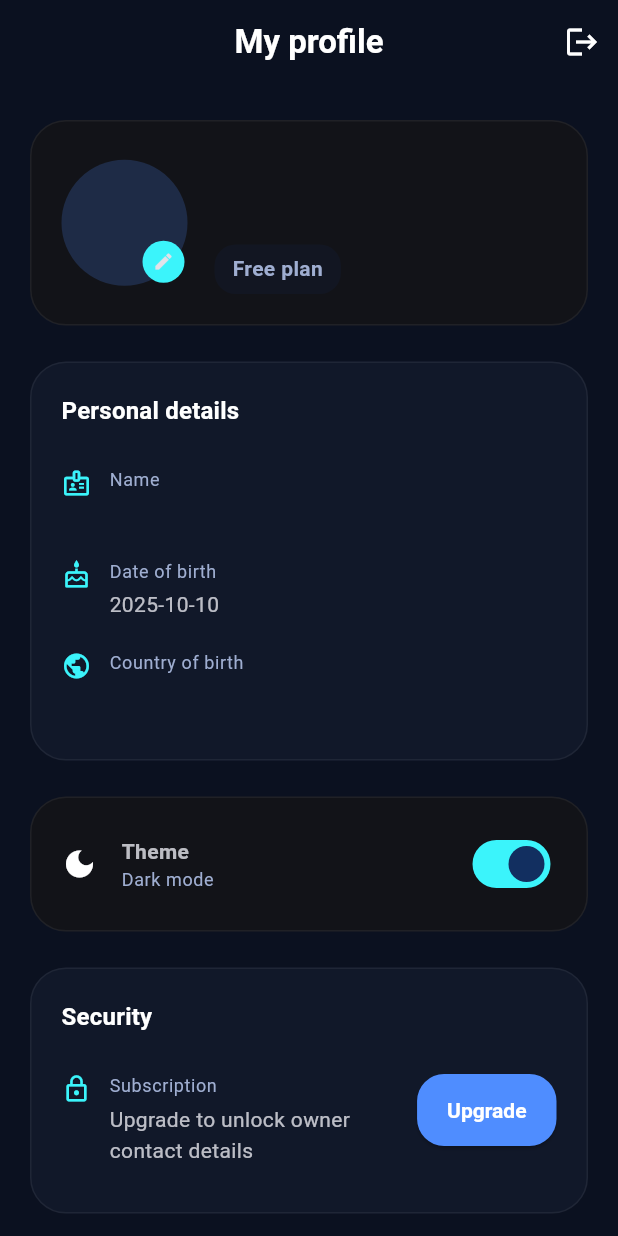
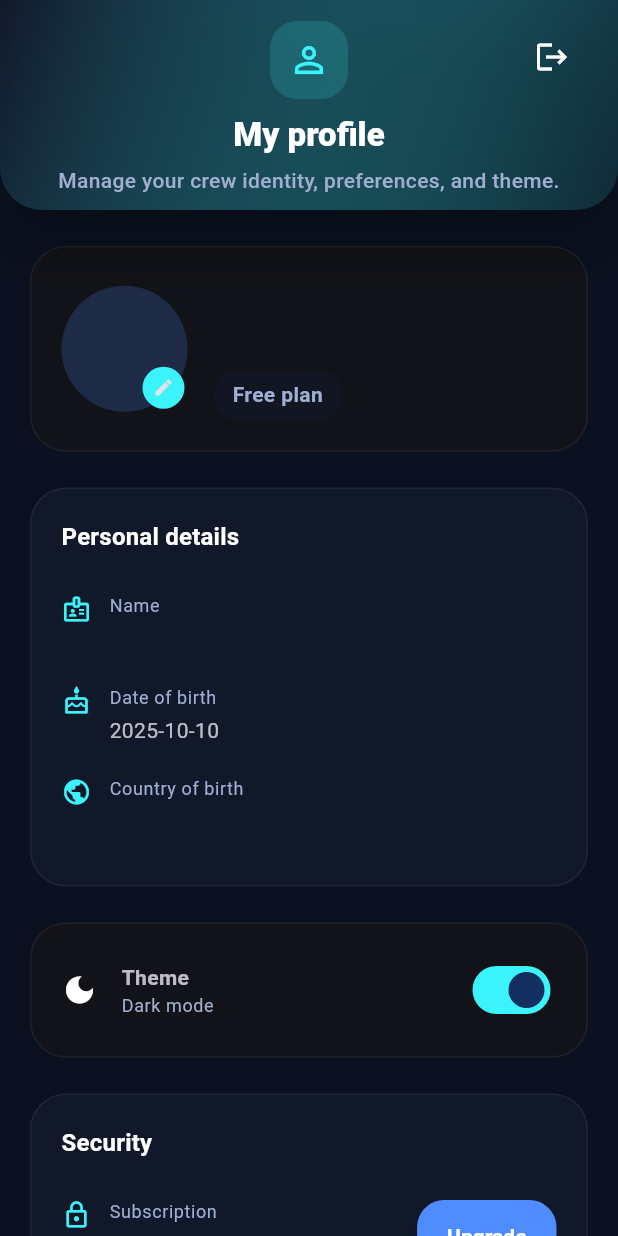
Before and after one commit to GabrielCosta06/crash-app, a Flutter app: the AccountScreen screen opened directly, on a phone screen of 412 x 824 dp. Run offline on Flutter 3.47's test engine with Material 3 defaults, Android fonts, the phone set to English and light mode, and no system bars; our stand-ins replace cached_network_image, fl_chart, google_fonts, image_picker; accounts and stored records are empty.

Commit message:
few updates

```diff
--- a/lib/screens/account_screen.dart
+++ b/lib/screens/account_screen.dart
@@ -6,6 +6,7 @@ import 'package:provider/provider.dart';
 
 import '../data/app_repository.dart';
 import '../theme/app_theme.dart';
+import '../widgets/page_header.dart';
 
 /// Profile surface where crew can manage preferences and avatar.
 class AccountScreen extends StatefulWidget {
@@ -69,9 +70,10 @@ class _AccountScreenState extends State<AccountScreen> {
         user.avatarBase64 != null ? base64Decode(user.avatarBase64!) : null;
 
     return Scaffold(
-      appBar: AppBar(
-        automaticallyImplyLeading: false,
-        title: const Text('My profile'),
+      appBar: PageHeader(
+        title: 'My profile',
+        subtitle: 'Manage your crew identity, preferences, and theme.',
+        icon: Icons.person_outline,
         actions: [
           IconButton(
             onPressed: () async {
@@ -353,9 +355,10 @@ class _SignedOutView extends StatelessWidget {
   @override
   Widget build(BuildContext context) {
     return Scaffold(
-      appBar: AppBar(
-        automaticallyImplyLeading: false,
-        title: const Text('My profile'),
+      appBar: const PageHeader(
+        title: 'My profile',
+        subtitle: 'Sign in to personalize your Crashpad experience.',
+        icon: Icons.person_outline,
       ),
       body: Center(
         child: Column(
--- a/lib/screens/find_screen.dart
+++ b/lib/screens/find_screen.dart
@@ -8,6 +8,7 @@ import 'package:provider/provider.dart';
 import '../data/app_repository.dart';
 import '../models/crashpad.dart';
 import '../theme/app_theme.dart';
+import '../widgets/page_header.dart';
 
 /// Advanced search experience for browsing crashpads.
 class FindScreen extends StatefulWidget {
@@ -125,13 +126,15 @@ class _FindScreenState extends State<FindScreen> {
     final user = repository.currentUser;
 
     return Scaffold(
-      appBar: AppBar(
-        automaticallyImplyLeading: false,
-        title: const Text('Discover Crashpads'),
+      appBar: PageHeader(
+        title: 'Discover crashpads',
+        subtitle: 'Scout the destinations crew loves most and refine your search.',
+        icon: Icons.travel_explore_outlined,
         actions: [
           PopupMenuButton<String>(
             icon: const Icon(Icons.filter_list),
             initialValue: _selectedSort,
+            color: Theme.of(context).cardColor,
             onSelected: (value) {
               setState(() => _selectedSort = value);
               _applyFilters();
--- a/lib/screens/home_screen.dart
+++ b/lib/screens/home_screen.dart
@@ -96,6 +96,48 @@ class _HomeScreenState extends State<HomeScreen> with SingleTickerProviderStateM
     }
   }
 
+  void _handleCrashpadTap(Crashpad crashpad) {
+    final repository = context.read<AppRepository>();
+    final user = repository.currentUser;
+    final isSubscribed = user?.isSubscribed ?? false;
+
+    if (user == null || !isSubscribed) {
+      _promptSubscription();
+      return;
+    }
+
+    Navigator.pushNamed(
+      context,
+      '/owner-details',
+      arguments: crashpad,
+    );
+  }
+
+  void _promptSubscription() {
+    showDialog<void>(
+      context: context,
+      builder: (dialogContext) => AlertDialog(
+        title: const Text('Unlock complete details'),
+        content: const Text(
+          'Subscribe for \$15/month to access owner contact info and advanced analytics.',
+        ),
+        actions: [
+          TextButton(
+            onPressed: () => Navigator.pop(dialogContext),
+            child: const Text('Maybe later'),
+          ),
+          ElevatedButton(
+            onPressed: () {
+              Navigator.pop(dialogContext);
+              Navigator.pushNamed(context, '/subscribe');
+            },
+            child: const Text('Subscribe now'),
+          ),
+        ],
+      ),
+    );
+  }
+
   @override
   void dispose() {
     _searchController.dispose();
@@ -180,11 +222,7 @@ class _HomeScreenState extends State<HomeScreen> with SingleTickerProviderStateM
                       ),
                         child: _CrashpadCard(
                           crashpad: crashpad,
-                          onTap: () => Navigator.pushNamed(
-                            context,
-                            '/owner-details',
-                            arguments: crashpad,
-                          ),
+                          onTap: () => _handleCrashpadTap(crashpad),
                         ),
                       ),
                     );
--- a/lib/screens/owner_dashboard.dart
+++ b/lib/screens/owner_dashboard.dart
@@ -7,6 +7,7 @@ import '../models/app_user.dart';
 import '../models/crashpad.dart';
 import '../theme/app_theme.dart';
 import '../widgets/interaction_feedback.dart';
+import '../widgets/page_header.dart';
 
 /// Rich analytics view giving owners quick access to their inventory.
 class OwnerDashboardScreen extends StatefulWidget {
@@ -88,9 +89,10 @@ class _OwnerDashboardScreenState extends State<OwnerDashboardScreen> {
     }
 
     return Scaffold(
-      appBar: AppBar(
-        automaticallyImplyLeading: false,
-        title: const Text('Owner command center'),
+      appBar: PageHeader(
+        title: 'Owner command center',
+        subtitle: 'Track performance, monitor trends, and curate your listings.',
+        icon: Icons.dashboard_customize_outlined,
         actions: [
           IconButton(
             onPressed: _refresh,
--- /dev/null
+++ b/lib/widgets/page_header.dart
@@ -0,0 +1,168 @@
+import 'package:flutter/material.dart';
+
+import '../theme/app_theme.dart';
+
+/// Gradient header used by secondary screens to mirror the home hero styling.
+class PageHeader extends StatelessWidget implements PreferredSizeWidget {
+  const PageHeader({
+    super.key,
+    required this.title,
+    required this.subtitle,
+    required this.icon,
+    this.actions = const <Widget>[],
+  });
+
+  final String title;
+  final String subtitle;
+  final IconData icon;
+  final List<Widget> actions;
+
+  @override
+  Size get preferredSize => const Size.fromHeight(140);
+
+  @override
+  Widget build(BuildContext context) {
+    final theme = Theme.of(context);
+    final isLight = theme.brightness == Brightness.light;
+
+    final gradient = LinearGradient(
+      begin: Alignment.topLeft,
+      end: Alignment.bottomRight,
+      colors: isLight
+          ? <Color>[
+              AppPalette.lightSurface,
+              AppPalette.aurora.withValues(alpha: 0.12),
+            ]
+          : <Color>[
+              AppPalette.deepSpace.withValues(alpha: 0.92),
+              AppPalette.neonPulse.withValues(alpha: 0.12),
+            ],
+    );
+
+    final textColor = isLight ? AppPalette.lightText : Colors.white;
+    final subTextColor =
+        isLight ? AppPalette.lightTextSecondary : AppPalette.softSlate;
+    final accentBackground = (isLight ? AppPalette.aurora : AppPalette.neonPulse)
+        .withValues(alpha: 0.16);
+
+    return Material(
+      color: Colors.transparent,
+      elevation: isLight ? 2 : 0,
+      child: Container(
+        decoration: BoxDecoration(
+          gradient: gradient,
+          borderRadius: const BorderRadius.vertical(bottom: Radius.circular(28)),
+          boxShadow: isLight
+              ? <BoxShadow>[
+                  BoxShadow(
+                    color: AppPalette.aurora.withValues(alpha: 0.12),
+                    offset: const Offset(0, 12),
+                    blurRadius: 24,
+                  ),
+                ]
+              : <BoxShadow>[
+                  BoxShadow(
+                    color: Colors.black.withValues(alpha: 0.28),
+                    offset: const Offset(0, 18),
+                    blurRadius: 36,
+                  ),
+                ],
+        ),
+        child: SafeArea(
+          bottom: false,
+          child: LayoutBuilder(
+            builder: (context, constraints) {
+              final bool compact = constraints.maxHeight < 138;
+              final bool tight = constraints.maxHeight < 120;
+
+              final EdgeInsets padding = EdgeInsets.fromLTRB(
+                20,
+                tight ? 8 : (compact ? 10 : 14),
+                20,
+                tight ? 10 : (compact ? 12 : 18),
+              );
+              final double iconPadding = tight ? 8 : (compact ? 10 : 12);
+              final double iconSize = tight ? 24 : 28;
+              final double primaryGap = tight ? 6 : 10;
+              final double secondaryGap = tight ? 4 : 6;
+
+              final TextStyle? titleStyle = (tight
+                      ? theme.textTheme.titleMedium
+                      : theme.textTheme.titleLarge)
+                  ?.copyWith(
+                fontWeight: FontWeight.w800,
+                color: textColor,
+              );
+              final TextStyle? subtitleStyle = theme.textTheme.bodyMedium?.copyWith(
+                fontWeight: FontWeight.w500,
+                color: subTextColor,
+                fontSize: tight
+                    ? (theme.textTheme.bodyMedium?.fontSize ?? 14) * 0.94
+                    : null,
+              );
+
+              return Padding(
+                padding: padding,
+                child: Stack(
+                  alignment: Alignment.center,
+                  children: <Widget>[
+                    Column(
+                      mainAxisSize: MainAxisSize.min,
+                      mainAxisAlignment: MainAxisAlignment.center,
+                      crossAxisAlignment: CrossAxisAlignment.center,
+                      children: <Widget>[
+                        Container(
+                          padding: EdgeInsets.all(iconPadding),
+                          decoration: BoxDecoration(
+                            color: accentBackground,
+                            borderRadius: BorderRadius.circular(18),
+                          ),
+                          child: Icon(icon, size: iconSize, color: AppPalette.neonPulse),
+                        ),
+                        SizedBox(height: primaryGap),
+                        Text(
+                          title,
+                          textAlign: TextAlign.center,
+                          style: titleStyle,
+                          maxLines: 2,
+                          overflow: TextOverflow.ellipsis,
+                        ),
+                        SizedBox(height: secondaryGap),
+                        Text(
+                          subtitle,
+                          textAlign: TextAlign.center,
+                          style: subtitleStyle,
+                          maxLines: 3,
+                          overflow: TextOverflow.ellipsis,
+                        ),
+                      ],
+                    ),
+                    if (actions.isNotEmpty)
+                      Positioned(
+                        top: 0,
+                        right: 0,
+                        child: IconTheme.merge(
+                          data: IconThemeData(color: textColor),
+                          child: Row(
+                            mainAxisSize: MainAxisSize.min,
+                            children: actions
+                                .map(
+                                  (Widget action) => Padding(
+                                    padding: const EdgeInsets.only(left: 8),
+                                    child: action,
+                                  ),
+                                )
+                                .toList(),
+                          ),
+                        ),
+                      ),
+                  ],
+                ),
+              );
+            },
+          ),
+        ),
+      ),
+    );
+  }
+}
```
Also changed, not shown: 2 other files.
